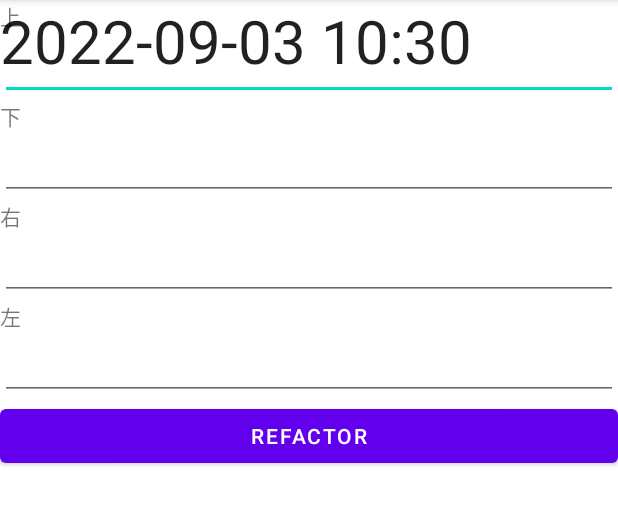
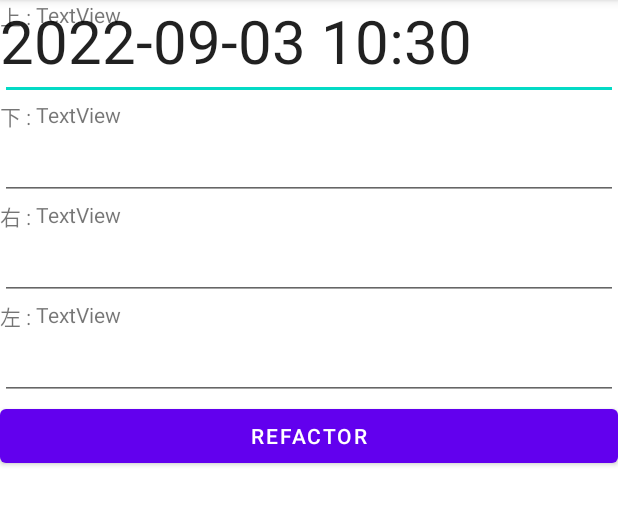
Before and after one commit to Alvan231/app, an Android app: the screen it shows after launch (MainActivity), on a phone screen of 412 x 824 dp, the part 84-608 px from its top. Run offline under Robolectric (Android 15) with nearby library versions, the phone set to English and light mode, and no system bars.

Commit message:
Second commit

```diff
--- a/app/src/main/java/com/example/myapplication/MainActivity.java
+++ b/app/src/main/java/com/example/myapplication/MainActivity.java
@@ -3,12 +3,20 @@ package com.example.myapplication;
 import androidx.appcompat.app.AppCompatActivity;
 
 import android.os.Bundle;
+import android.view.View;
+import android.widget.EditText;
 import android.widget.TabHost;
 import android.widget.TextClock;
+import android.widget.TextView;
+import android.widget.Toast;
 
 public class MainActivity extends AppCompatActivity {
 
+    //變數宣告
+    EditText tab2et_up,tab2et_down,tab2et_right,tab2et_left;
+    TextView tab2tv_up_show,tab2tv_down_show,tab2tv_right_show,tab2tv_left_show;
     TextClock textclock;
+
     @Override
     protected void onCreate(Bundle savedInstanceState) {
         super.onCreate(savedInstanceState);
@@ -17,11 +25,26 @@ public class MainActivity extends AppCompatActivity {
         final TabHost tabhost = (TabHost) findViewById(R.id.tabhost);
         tabhost.setup();
 
+        //取得前面id
+        //EditText
+        tab2et_up = findViewById(R.id.tab2et_up);
+        tab2et_down = findViewById(R.id.tab2et_down);
+        tab2et_right = findViewById(R.id.tab2et_right);
+        tab2et_left = findViewById(R.id.tab2et_left);
+        //TextView
+        tab2tv_up_show = findViewById(R.id.tab2tv_up_show);
+        tab2tv_down_show = findViewById(R.id.tab2tv_down_show);
+        tab2tv_right_show = findViewById(R.id.tab2tv_right_show);
+        tab2tv_left_show = findViewById(R.id.tab2tv_left_show);
+        //TextClock
         textclock = (TextClock)findViewById(R.id.textclock);
-        // 设置24时制显示格式
+
+        // 設置24小時顯示格式
         textclock.setFormat12Hour("yyyy-MM-dd hh:mm");
 
+
         TabHost .TabSpec TS;
+
         TS = tabhost.newTabSpec("");
         TS.setContent(R.id.tab1);
         TS.setIndicator("Home");
@@ -37,5 +60,24 @@ public class MainActivity extends AppCompatActivity {
         TS.setIndicator("about");
         tabhost.addTab(TS);
 
+
+
+    }
+
+    public void Refactorbtn_onclick(View view) {
+        if(!tab2et_up.getText().toString().isEmpty()) {
+            tab2tv_up_show.setText(tab2et_up.getText().toString());
+        }
+        if(!tab2et_down.getText().toString().isEmpty()) {
+            tab2tv_down_show.setText(tab2et_down.getText().toString());
+        }
+        if(!tab2et_right.getText().toString().isEmpty()) {
+            tab2tv_right_show.setText(tab2et_right.getText().toString());
+        }
+        if(!tab2et_left.getText().toString().isEmpty()) {
+            tab2tv_left_show.setText(tab2et_left.getText().toString());
+        }
+
+        Toast.makeText(this,"Refactor",Toast.LENGTH_SHORT).show();
     }
 }
--- a/app/src/main/res/layout/activity_main.xml
+++ b/app/src/main/res/layout/activity_main.xml
@@ -32,11 +32,24 @@
                     android:layout_height="match_parent"
                     android:orientation="vertical">
 
-                    <TextView
-                        android:id="@+id/tab2tv_up"
+                    <LinearLayout
                         android:layout_width="match_parent"
                         android:layout_height="wrap_content"
-                        android:text="上" />
+                        android:orientation="horizontal">
+
+                        <TextView
+                            android:id="@+id/tab2tv_up"
+                            android:layout_width="wrap_content"
+                            android:layout_height="wrap_content"
+                            android:text="上 : " />
+
+                        <TextView
+                            android:id="@+id/tab2tv_up_show"
+                            android:layout_width="match_parent"
+                            android:layout_height="match_parent"
+                            android:layout_weight="1"
+                            android:text="TextView" />
+                    </LinearLayout>
 
                     <EditText
                         android:id="@+id/tab2et_up"
@@ -44,11 +57,24 @@
                         android:layout_height="wrap_content"
                         android:text="" />
 
-                    <TextView
-                        android:id="@+id/tab2tv_down"
+                    <LinearLayout
                         android:layout_width="match_parent"
                         android:layout_height="wrap_content"
-                        android:text="下" />
+                        android:orientation="horizontal">
+
+                        <TextView
+                            android:id="@+id/tab2tv_down"
+                            android:layout_width="wrap_content"
+                            android:layout_height="wrap_content"
+                            android:text="下 : " />
+
+                        <TextView
+                            android:id="@+id/tab2tv_down_show"
+                            android:layout_width="match_parent"
+                            android:layout_height="match_parent"
+                            android:layout_weight="1"
+                            android:text="TextView" />
+                    </LinearLayout>
 
                     <EditText
                         android:id="@+id/tab2et_down"
@@ -56,11 +82,26 @@
                         android:layout_height="wrap_content"
                         android:text="" />
 
-                    <TextView
-                        android:id="@+id/tab2tv_right"
+                    <LinearLayout
                         android:layout_width="match_parent"
                         android:layout_height="wrap_content"
-                        android:text="右" />
+                        android:orientation="horizontal">
+
+                        <TextView
+                            android:id="@+id/tab2tv_right"
+                            android:layout_width="wrap_content"
+                            android:layout_height="wrap_content"
+                            android:text="右 : " />
+
+                        <TextView
+                            android:id="@+id/tab2tv_right_show"
+                            android:layout_width="match_parent"
+                            android:layout_height="match_parent"
+                            android:layout_weight="1"
+                            android:text="TextView" />
+
+                    </LinearLayout>
+
 
                     <EditText
                         android:id="@+id/tab2et_right"
@@ -68,11 +109,27 @@
                         android:layout_height="wrap_content"
                         android:text="" />
 
-                    <TextView
-                        android:id="@+id/tab2tv_left"
+                    <LinearLayout
                         android:layout_width="match_parent"
                         android:layout_height="wrap_content"
-                        android:text="左" />
+                        android:orientation="horizontal">
+
+                        <TextView
+                            android:id="@+id/tab2tv_left"
+                            android:layout_width="wrap_content"
+                            android:layout_height="wrap_content"
+                            android:text="左 : " />
+
+                        <TextView
+                            android:id="@+id/tab2tv_left_show"
+                            android:layout_width="match_parent"
+                            android:layout_height="match_parent"
+                            android:layout_weight="1"
+                            android:text="TextView" />
+
+                    </LinearLayout>
+
+
 
                     <EditText
                         android:id="@+id/tab2et_left"
@@ -84,6 +141,7 @@
                         android:id="@+id/tab2btn_refactor"
                         android:layout_width="match_parent"
                         android:layout_height="wrap_content"
+                        android:onClick="Refactorbtn_onclick"
                         android:text="Refactor" />
 
                 </LinearLayout>
```
